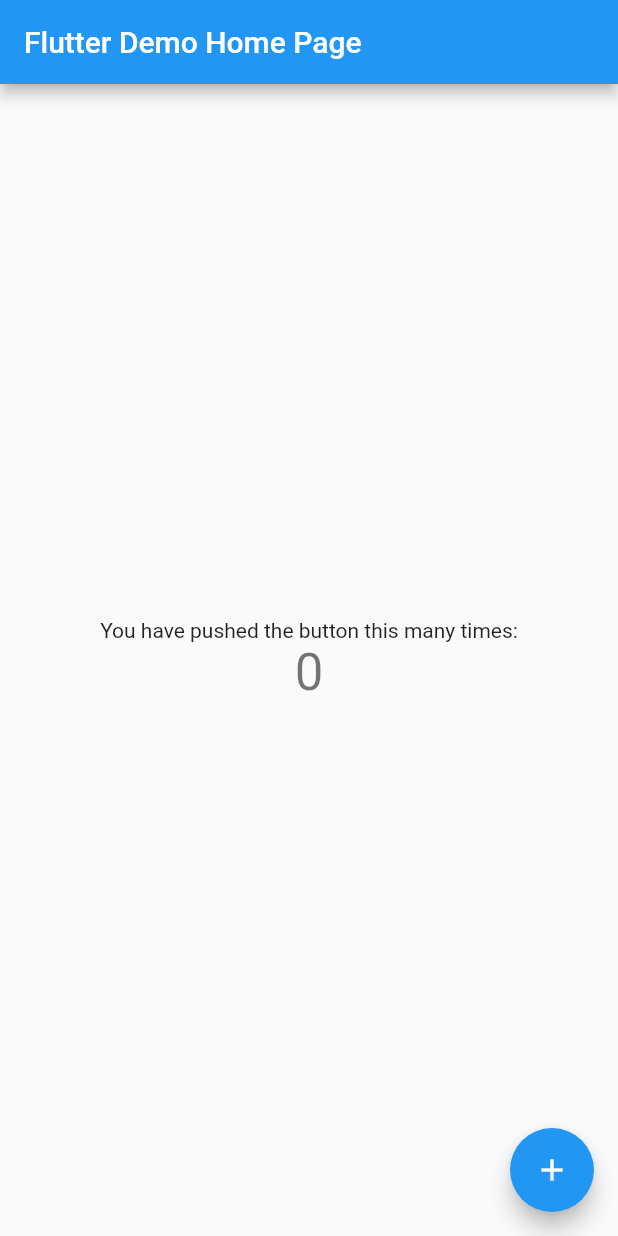
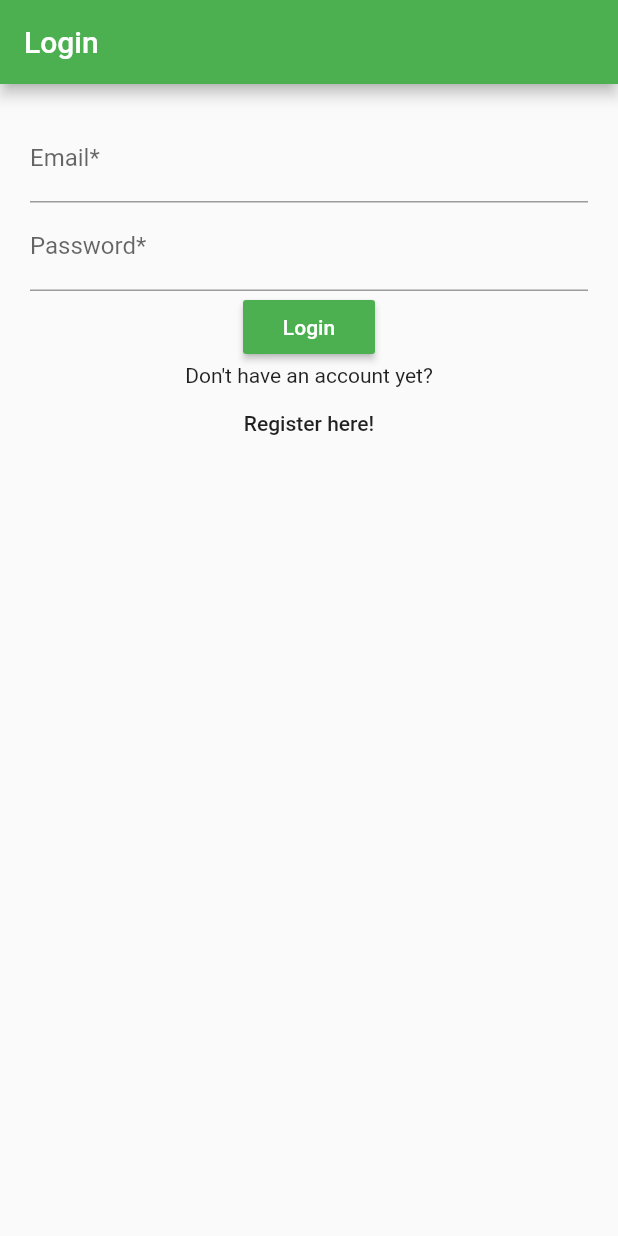
Before and after one commit to mateusdevelopes/unifor_cyber_espaco, a Flutter app: the screen it shows after launch, on a phone screen of 412 x 824 dp. Run offline on Flutter 3.47's test engine with Material 2 defaults, Android fonts, the phone set to English and light mode, and no system bars; our stand-ins replace cloud_firestore, firebase_auth; missing offline and left inert: uniforperinatalapp; accounts and stored records are empty.

```diff
--- /dev/null
+++ b/lib/login.dart
@@ -0,0 +1,110 @@
+import 'package:flutter/material.dart';
+import 'package:firebase_auth/firebase_auth.dart';
+import 'package:cloud_firestore/cloud_firestore.dart';
+import 'package:uniforperinatalapp/home.dart';
+
+class LoginPage extends StatefulWidget {
+  LoginPage({Key key}) : super(key: key);
+
+  @override
+  _LoginPageState createState() => _LoginPageState();
+}
+
+class _LoginPageState extends State<LoginPage> {
+  final GlobalKey<FormState> _loginFormKey = GlobalKey<FormState>();
+  TextEditingController emailInputController;
+  TextEditingController pwdInputController;
+
+  @override
+  initState() {
+    emailInputController = new TextEditingController();
+    pwdInputController = new TextEditingController();
+    super.initState();
+  }
+
+  String emailValidator(String value) {
+    Pattern pattern =
+        r'^(([^<>()[\]\\.,;:\s@\"]+(\.[^<>()[\]\\.,;:\s@\"]+)*)|(\".+\"))@((\[[0-9]{1,3}\.[0-9]{1,3}\.[0-9]{1,3}\.[0-9]{1,3}\])|(([a-zA-Z\-0-9]+\.)+[a-zA-Z]{2,}))$';
+    RegExp regex = new RegExp(pattern);
+    if (!regex.hasMatch(value)) {
+      return 'Email format is invalid';
+    } else {
+      return null;
+    }
+  }
+
+  String pwdValidator(String value) {
+    if (value.length < 8) {
+      return 'Password must be longer than 8 characters';
+    } else {
+      return null;
+    }
+  }
+
+  @override
+  Widget build(BuildContext context) {
+    return Scaffold(
+        appBar: AppBar(
+          title: Text("Login"),
+        ),
+        body: Container(
+            padding: const EdgeInsets.all(20.0),
+            child: SingleChildScrollView(
+                child: Form(
+              key: _loginFormKey,
+              child: Column(
+                children: <Widget>[
+                  TextFormField(
+                    decoration: InputDecoration(
+                        labelText: 'Email*', hintText: "john.doe@gmail.com"),
+                    controller: emailInputController,
+                    keyboardType: TextInputType.emailAddress,
+                    validator: emailValidator,
+                  ),
+                  TextFormField(
+                    decoration: InputDecoration(
+                        labelText: 'Password*', hintText: "********"),
+                    controller: pwdInputController,
+                    obscureText: true,
+                    validator: pwdValidator,
+                  ),
+                  RaisedButton(
+                    child: Text("Login"),
+                    color: Theme.of(context).primaryColor,
+                    textColor: Colors.white,
+                    onPressed: () {
+                      if (_loginFormKey.currentState.validate()) {
+                        FirebaseAuth.instance
+                            .signInWithEmailAndPassword(
+                                email: emailInputController.text,
+                                password: pwdInputController.text)
+                            .then((currentUser) => Firestore.instance
+                                .collection("users")
+                                .document(currentUser.uid)
+                                .get()
+                                .then((DocumentSnapshot result) =>
+                                    Navigator.pushReplacement(
+                                        context,
+                                        MaterialPageRoute(
+                                            builder: (context) => HomePage(
+                                                  title: result["fname"] +
+                                                      "'s Tasks",
+                                                  uid: currentUser.uid,
+                                                ))))
+                                .catchError((err) => print(err)))
+                            .catchError((err) => print(err));
+                      }
+                    },
+                  ),
+                  Text("Don't have an account yet?"),
+                  FlatButton(
+                    child: Text("Register here!"),
+                    onPressed: () {
+                      Navigator.pushNamed(context, "/register");
+                    },
+                  )
+                ],
+              ),
+            ))));
+  }
+}
--- a/lib/main.dart
+++ b/lib/main.dart
@@ -1,4 +1,9 @@
 import 'package:flutter/material.dart';
+import 'task.dart';
+import 'register.dart';
+import 'splash.dart';
+import 'login.dart';
+import 'home.dart';
 
 void main() => runApp(MyApp());
 
@@ -7,105 +12,17 @@ class MyApp extends StatelessWidget {
   @override
   Widget build(BuildContext context) {
     return MaterialApp(
-      title: 'Flutter Demo',
-      theme: ThemeData(
-        // This is the theme of your application.
-        //
-        // Try running your application with "flutter run". You'll see the
-        // application has a blue toolbar. Then, without quitting the app, try
-        // changing the primarySwatch below to Colors.green and then invoke
-        // "hot reload" (press "r" in the console where you ran "flutter run",
-        // or simply save your changes to "hot reload" in a Flutter IDE).
-        // Notice that the counter didn't reset back to zero; the application
-        // is not restarted.
-        primarySwatch: Colors.blue,
-      ),
-      home: MyHomePage(title: 'Flutter Demo Home Page'),
-    );
+      debugShowCheckedModeBanner: false,
+        title: 'Flutter Demo',
+        theme: ThemeData(
+          primarySwatch: Colors.green,
+        ),
+        home: SplashPage(),
+        routes: <String, WidgetBuilder>{
+          '/task': (BuildContext context) => TaskPage(title: 'Task'),
+          '/home': (BuildContext context) => HomePage(title: 'Home'),
+          '/login': (BuildContext context) => LoginPage(),
+          '/register': (BuildContext context) => RegisterPage(),
+        });
   }
 }
-
-class MyHomePage extends StatefulWidget {
-  MyHomePage({Key key, this.title}) : super(key: key);
-
-  // This widget is the home page of your application. It is stateful, meaning
-  // that it has a State object (defined below) that contains fields that affect
-  // how it looks.
-
-  // This class is the configuration for the state. It holds the values (in this
-  // case the title) provided by the parent (in this case the App widget) and
-  // used by the build method of the State. Fields in a Widget subclass are
-  // always marked "final".
-
-  final String title;
-
-  @override
-  _MyHomePageState createState() => _MyHomePageState();
-}
-
-class _MyHomePageState extends State<MyHomePage> {
-  int _counter = 0;
-
-  void _incrementCounter() {
-    setState(() {
-      // This call to setState tells the Flutter framework that something has
-      // changed in this State, which causes it to rerun the build method below
-      // so that the display can reflect the updated values. If we changed
-      // _counter without calling setState(), then the build method would not be
-      // called again, and so nothing would appear to happen.
-      _counter++;
-    });
-  }
-
-  @override
-  Widget build(BuildContext context) {
-    // This method is rerun every time setState is called, for instance as done
-    // by the _incrementCounter method above.
-    //
-    // The Flutter framework has been optimized to make rerunning build methods
-    // fast, so that you can just rebuild anything that needs updating rather
-    // than having to individually change instances of widgets.
-    return Scaffold(
-      appBar: AppBar(
-        // Here we take the value from the MyHomePage object that was created by
-        // the App.build method, and use it to set our appbar title.
-        title: Text(widget.title),
-      ),
-      body: Center(
-        // Center is a layout widget. It takes a single child and positions it
-        // in the middle of the parent.
-        child: Column(
-          // Column is also a layout widget. It takes a list of children and
-          // arranges them vertically. By default, it sizes itself to fit its
-          // children horizontally, and tries to be as tall as its parent.
-          //
-          // Invoke "debug painting" (press "p" in the console, choose the
-          // "Toggle Debug Paint" action from the Flutter Inspector in Android
-          // Studio, or the "Toggle Debug Paint" command in Visual Studio Code)
-          // to see the wireframe for each widget.
-          //
-          // Column has various properties to control how it sizes itself and
-          // how it positions its children. Here we use mainAxisAlignment to
-          // center the children vertically; the main axis here is the vertical
-          // axis because Columns are vertical (the cross axis would be
-          // horizontal).
-          mainAxisAlignment: MainAxisAlignment.center,
-          children: <Widget>[
-            Text(
-              'You have pushed the button this many times:',
-            ),
-            Text(
-              '$_counter',
-              style: Theme.of(context).textTheme.display1,
-            ),
-          ],
-        ),
-      ),
-      floatingActionButton: FloatingActionButton(
-        onPressed: _incrementCounter,
-        tooltip: 'Increment',
-        child: Icon(Icons.add),
-      ), // This trailing comma makes auto-formatting nicer for build methods.
-    );
-  }
-}
```
Also changed, not shown: lib/commonComponents/customCard.dart (added, +51 -0 lines), lib/home.dart (added, +147 -0 lines), lib/register.dart (added, +176 -0 lines), lib/splash.dart (added, +52 -0 lines), lib/task.dart (added, +29 -0 lines).
